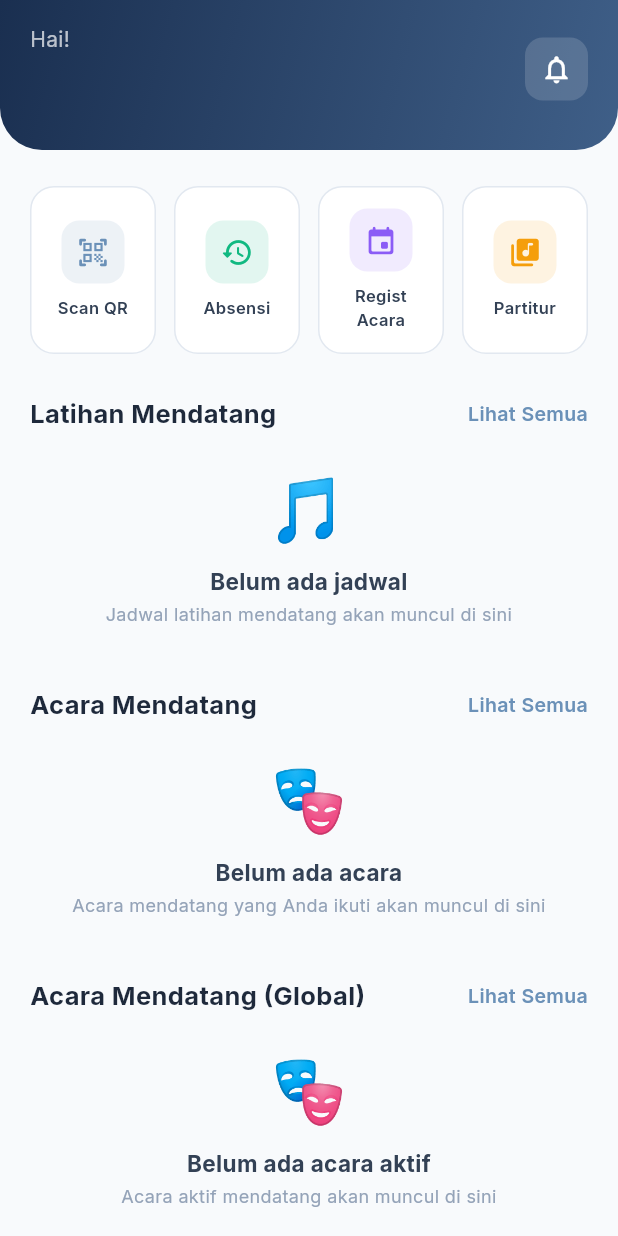
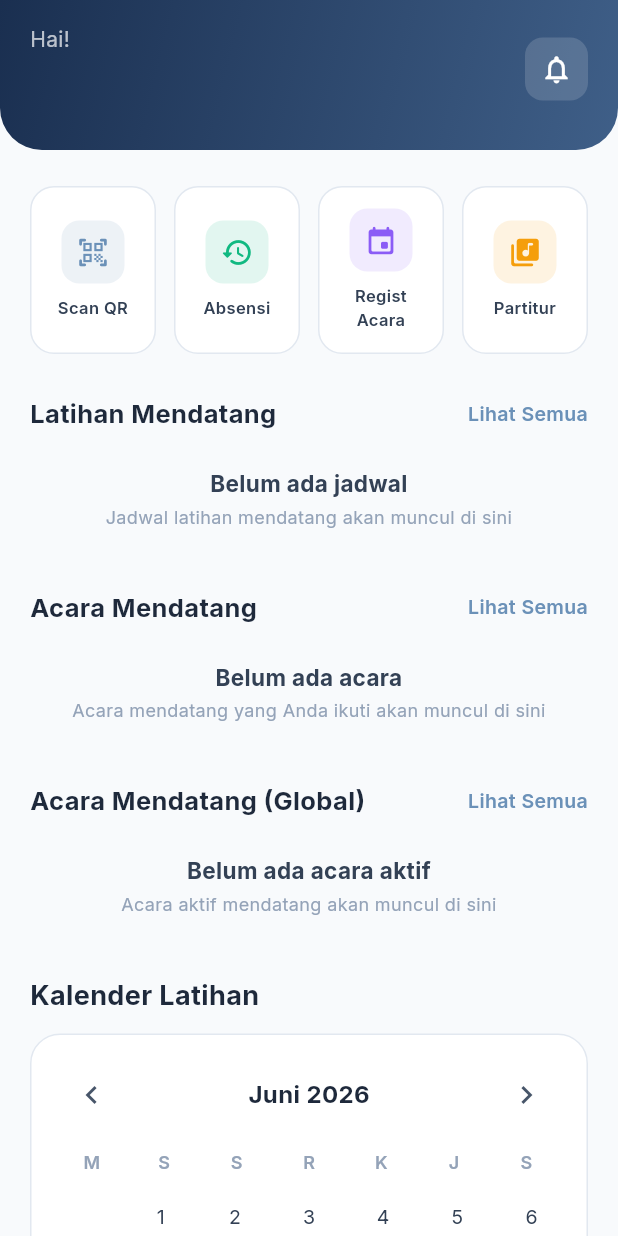
Before and after one commit to sharscode/SKRIPSI, a Flutter app: the HomeScreen screen opened directly, on a phone screen of 412 x 824 dp. Run offline on Flutter 3.47's test engine with Material 3 defaults, Android fonts, the phone set to English and light mode, and no system bars; our stand-ins replace flutter_local_notifications, google_fonts, lucide_icons, shared_preferences; missing offline and left inert: mobile_scanner; accounts and stored records are empty; network calls fail.

Commit message:
style: remove emoji icon from compact EmptyState on home screen

```diff
--- a/choir_app_anggota/lib/widgets/shared_widgets.dart
+++ b/choir_app_anggota/lib/widgets/shared_widgets.dart
@@ -191,8 +191,6 @@ class EmptyState extends StatelessWidget {
           child: Column(
             mainAxisSize: MainAxisSize.min,
             children: [
-              Text(emoji, style: const TextStyle(fontSize: 40)),
-              const SizedBox(height: 8),
               Text(
                 title,
                 style: const TextStyle(
```
